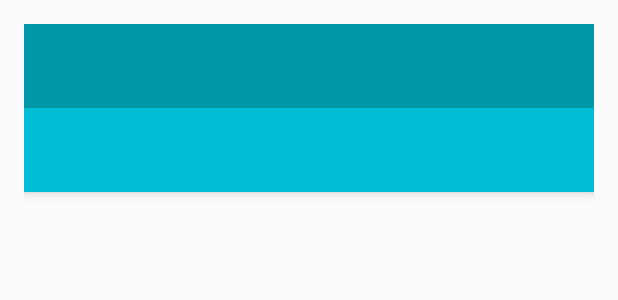
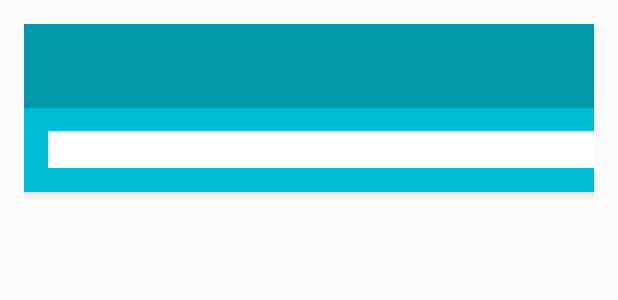
Before and after one commit to 0x2539/smarthack-book-library, an Android app: the layout activity_main.xml on its own in the app's theme, with its tools: preview values and no code run, on a phone screen of 412 x 824 dp. Shown: the top 300 px of the screen. Run offline under Robolectric (Android 15) with nearby library versions, the phone set to English and light mode, and no system bars.

Commit message:
search is working

```diff
--- a/SmartLibraryAndroid/app/build.gradle
+++ b/SmartLibraryAndroid/app/build.gradle
@@ -65,6 +65,8 @@ dependencies {
     compile 'com.android.support:support-annotations:24.2.1'
     compile 'com.android.support:cardview-v7:24.2.1'
     compile 'com.android.support:recyclerview-v7:24.2.1'
+
+    compile 'com.miguelcatalan:materialsearchview:1.4.0'
 }
 
 apply plugin: 'com.google.gms.google-services'
--- a/SmartLibraryAndroid/app/src/main/AndroidManifest.xml
+++ b/SmartLibraryAndroid/app/src/main/AndroidManifest.xml
@@ -17,6 +17,7 @@
             </intent-filter>
         </activity>
         <activity android:name=".activities.MainActivity" android:theme="@style/MainActivityTheme"></activity>
+
     </application>
 
 </manifest>
--- a/SmartLibraryAndroid/app/src/main/java/com/example/alexbuicescu/smartlibraryandroid/rest/RestAPI.java
+++ b/SmartLibraryAndroid/app/src/main/java/com/example/alexbuicescu/smartlibraryandroid/rest/RestAPI.java
@@ -10,6 +10,7 @@ import retrofit2.Call;
 import retrofit2.http.Body;
 import retrofit2.http.GET;
 import retrofit2.http.POST;
+import retrofit2.http.Path;
 
 /**
  * Created by alexbuicescu on Oct 22 - 2016.
@@ -25,4 +26,9 @@ public interface RestAPI {
     @GET("books")
     Call<ArrayList<MainBooksResponse>> BOOKS_CALL();
 
+    @GET("search/{search_query}")
+    Call<ArrayList<MainBooksResponse>> SEARCH_CALL(
+            @Path("search_query") String searchQuery
+    );
+
 }
--- a/SmartLibraryAndroid/app/src/main/java/com/example/alexbuicescu/smartlibraryandroid/views/BooksListAdapter.java
+++ b/SmartLibraryAndroid/app/src/main/java/com/example/alexbuicescu/smartlibraryandroid/views/BooksListAdapter.java
@@ -70,8 +70,8 @@ public class BooksListAdapter extends BaseAdapter {
         }
 
         holder.titleTextView.setText(currentItems.get(position).getBook().getTitle());
-//        ImageLoader.getInstance().displayImage(currentItems.get(position).getBook().getTitle(), holder.coverImageView);
-        ImageLoader.getInstance().displayImage("http://www.proprofs.com/quiz-school/topic_images/p19c7ebf8va58mc51mdqteg14453.jpg", holder.coverImageView);
+        ImageLoader.getInstance().displayImage(currentItems.get(position).getBook().getCoverUrl(), holder.coverImageView);
+//        ImageLoader.getInstance().displayImage("http://www.proprofs.com/quiz-school/topic_images/p19c7ebf8va58mc51mdqteg14453.jpg", holder.coverImageView);
 
         return convertView;
     }
--- a/SmartLibraryAndroid/app/src/main/res/layout/activity_main.xml
+++ b/SmartLibraryAndroid/app/src/main/res/layout/activity_main.xml
@@ -1,6 +1,5 @@
 <?xml version="1.0" encoding="utf-8"?>
 <RelativeLayout xmlns:android="http://schemas.android.com/apk/res/android"
-    xmlns:tools="http://schemas.android.com/tools"
     xmlns:app="http://schemas.android.com/apk/res-auto"
     android:id="@+id/activity_main"
     android:layout_width="match_parent"
@@ -10,8 +9,7 @@
     android:paddingRight="@dimen/activity_horizontal_margin"
     android:paddingTop="@dimen/activity_vertical_margin">
 
-    <android.support.v4.widget.DrawerLayout
-        xmlns:android="http://schemas.android.com/apk/res/android"
+    <android.support.v4.widget.DrawerLayout xmlns:android="http://schemas.android.com/apk/res/android"
         android:id="@+id/drawer_layout"
         android:layout_width="match_parent"
         android:layout_height="match_parent"
@@ -26,24 +24,49 @@
                 android:layout_width="match_parent"
                 android:layout_height="wrap_content">
 
+                <RelativeLayout
+                    android:layout_width="match_parent"
+                    android:layout_height="?attr/actionBarSize">
+
                     <android.support.v7.widget.Toolbar
                         android:id="@+id/activity_main_toolbar"
                         android:layout_width="match_parent"
                         android:layout_height="?attr/actionBarSize"
                         android:theme="@style/ActionBarThemeOverlay"
                         app:layout_scrollFlags="scroll|enterAlways">
+                        <!--<EditText-->
+                        <!--android:layout_width="match_parent"-->
+                        <!--android:layout_height="wrap_content" />-->
+                        <EditText
+                            android:id="@+id/activity_main_search_edittext"
+                            android:layout_width="match_parent"
+                            android:layout_height="wrap_content"
+                            android:background="@color/white"/>
                     </android.support.v7.widget.Toolbar>
 
+
+                </RelativeLayout>
             </android.support.design.widget.AppBarLayout>
+
+
+            <android.support.v7.widget.Toolbar
+                android:id="@+id/toolbar"
+                android:layout_width="match_parent"
+                android:layout_height="?attr/actionBarSize"
+                android:background="#607D8B"
+                android:theme="@style/ThemeOverlay.AppCompat.Dark.ActionBar"
+                app:popupTheme="@style/ThemeOverlay.AppCompat.Light" />
 
             <ListView
                 android:id="@+id/activity_main_all_books_listview"
                 android:layout_width="match_parent"
                 android:layout_height="wrap_content"
                 android:layout_below="@+id/activity_main_appbarlayout"
-                android:paddingTop="8dp"
+                android:divider="@null"
+                android:listSelector="@color/transparent"
+                android:overScrollMode="never"
                 android:paddingBottom="8dp"
-                android:divider="@null"/>
+                android:paddingTop="8dp" />
 
         </RelativeLayout>
 
@@ -53,11 +76,11 @@
             android:layout_height="match_parent"
             android:layout_gravity="start"
             android:theme="@style/ActionBarThemeOverlay"
+            app:headerLayout="@layout/navigation_drawer_header_layout"
+            app:itemBackground="?attr/selectableItemBackground"
             app:itemIconTint="@color/sel_navigation_drawer_icon"
             app:itemTextColor="@color/sel_navigation_drawer_text"
-            app:headerLayout="@layout/navigation_drawer_header_layout"
-            app:itemBackground="?attr/selectableItemBackground"
-            app:menu="@menu/navigation_drawer_menu"/>
+            app:menu="@menu/navigation_drawer_menu" />
         <!--app:itemBackground="@drawable/selectable_item_background"-->
 
     </android.support.v4.widget.DrawerLayout>
--- a/SmartLibraryAndroid/app/src/main/res/layout/row_book_layout.xml
+++ b/SmartLibraryAndroid/app/src/main/res/layout/row_book_layout.xml
@@ -16,7 +16,9 @@
         android:layout_marginLeft="@dimen/activity_horizontal_margin"
         android:layout_marginRight="@dimen/activity_horizontal_margin"
         card_view:cardCornerRadius="4dp"
-        card_view:contentPadding="@dimen/activity_horizontal_margin">
+        card_view:contentPadding="@dimen/activity_horizontal_margin"
+        android:foreground="?attr/selectableItemBackground"
+        android:background="@color/white">
 
         <RelativeLayout
             android:layout_width="match_parent"
--- a/SmartLibraryAndroid/app/src/main/res/menu/navigation_drawer_menu.xml
+++ b/SmartLibraryAndroid/app/src/main/res/menu/navigation_drawer_menu.xml
@@ -12,15 +12,15 @@
         <item
             android:id="@+id/navigation_drawer_menu_borrowed_action"
             android:title="@string/drawer_borrowed"/>
+
+        <item
+            android:id="@+id/navigation_drawer_menu_recommended_action"
+            android:title="@string/drawer_recommended"/>
+
     </group>
     <group
         android:id="@+id/menu_top2"
         android:checkableBehavior="single">
-
-        <item
-            android:id="@+id/navigation_drawer_menu_recommended_action"
-            android:checked="true"
-            android:title="@string/drawer_recommended"/>
 
         <item
             android:id="@+id/navigation_drawer_menu_profile_action"
--- a/SmartLibraryAndroid/app/src/main/res/values/colors.xml
+++ b/SmartLibraryAndroid/app/src/main/res/values/colors.xml
@@ -12,5 +12,6 @@
     <color name="black">#000000</color>
     <color name="grey_half">#777777</color>
 
-    <color name="google_button_text_color">#C9000000</color> <!--54% opacity black-->
+    <color name="google_button_text_color">#C9000000</color>
+    <color name="transparent">#00000000</color> <!--54% opacity black-->
 </resources>
--- a/SmartLibraryAndroid/app/src/main/res/values/strings.xml
+++ b/SmartLibraryAndroid/app/src/main/res/values/strings.xml
@@ -16,5 +16,6 @@
 
     <string name="cancel_action">Cancel</string>
     <string name="save_action">Save</string>
+    <string name="search_hint">Search</string>
 
 </resources>
--- a/SmartLibraryAndroid/app/src/main/res/values/styles.xml
+++ b/SmartLibraryAndroid/app/src/main/res/values/styles.xml
@@ -69,5 +69,11 @@
         <item name="android:listDivider">@color/colorDivider</item>
         <item name="android:textColorSecondary">@color/grey_half</item>
     </style>
+    <style name="MaterialSearchViewStyle">
+        <!-- Change up icon -->
+        <item name="searchBackIcon">@null</item>
 
+        <!-- Hint for edit text -->
+        <item name="android:hint">@string/search_hint</item>
+    </style>
 </resources>
```
Also changed, not shown: SmartLibraryAndroid/app/src/main/java/com/example/alexbuicescu/smartlibraryandroid/activities/MainActivity.java (+62 -0 lines), SmartLibraryAndroid/app/src/main/java/com/example/alexbuicescu/smartlibraryandroid/managers/BooksManager.java (+12 -0 lines), SmartLibraryAndroid/app/src/main/java/com/example/alexbuicescu/smartlibraryandroid/pojos/Book.java (+55 -0 lines), SmartLibraryAndroid/app/src/main/java/com/example/alexbuicescu/smartlibraryandroid/pojos/BookGenreEnum.java (added, +35 -0 lines), SmartLibraryAndroid/app/src/main/java/com/example/alexbuicescu/smartlibraryandroid/pojos/eventbus/SearchMessage.java (added, +20 -0 lines), SmartLibraryAndroid/app/src/main/java/com/example/alexbuicescu/smartlibraryandroid/rest/RestClient.java (+9 -0 lines), SmartLibraryAndroid/app/src/main/java/com/example/alexbuicescu/smartlibraryandroid/rest/callbacks/SearchCallback.java (added, +51 -0 lines), SmartLibraryAndroid/app/src/main/res/menu/menu_main.xml (+8 -0 lines). Lines whose indentation alone changed are shown as unchanged.
